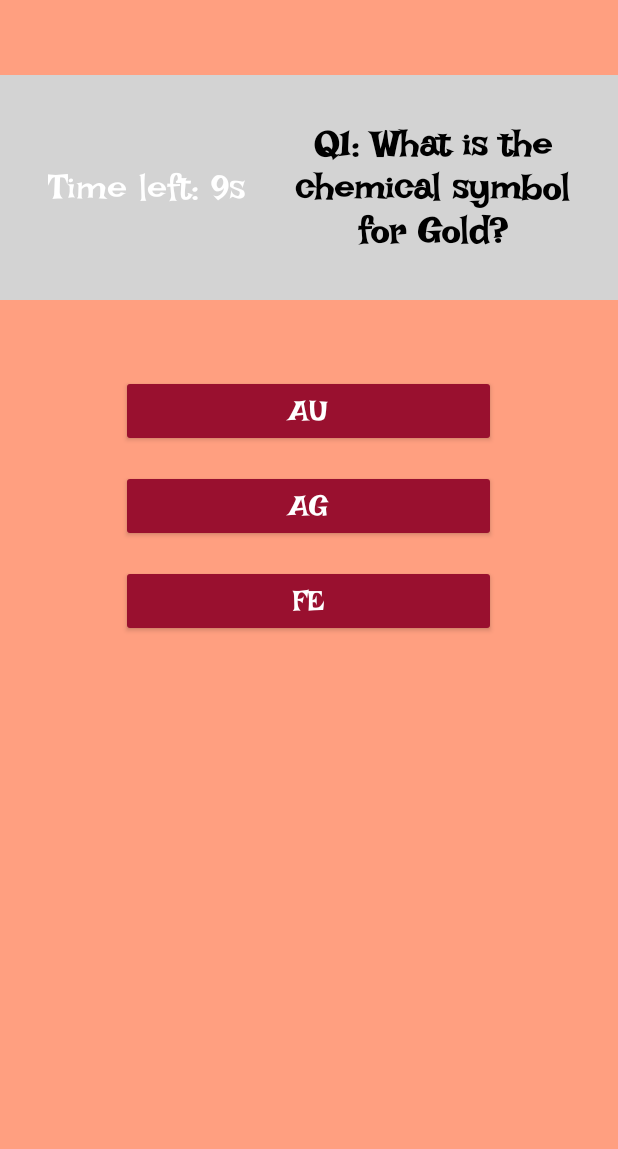
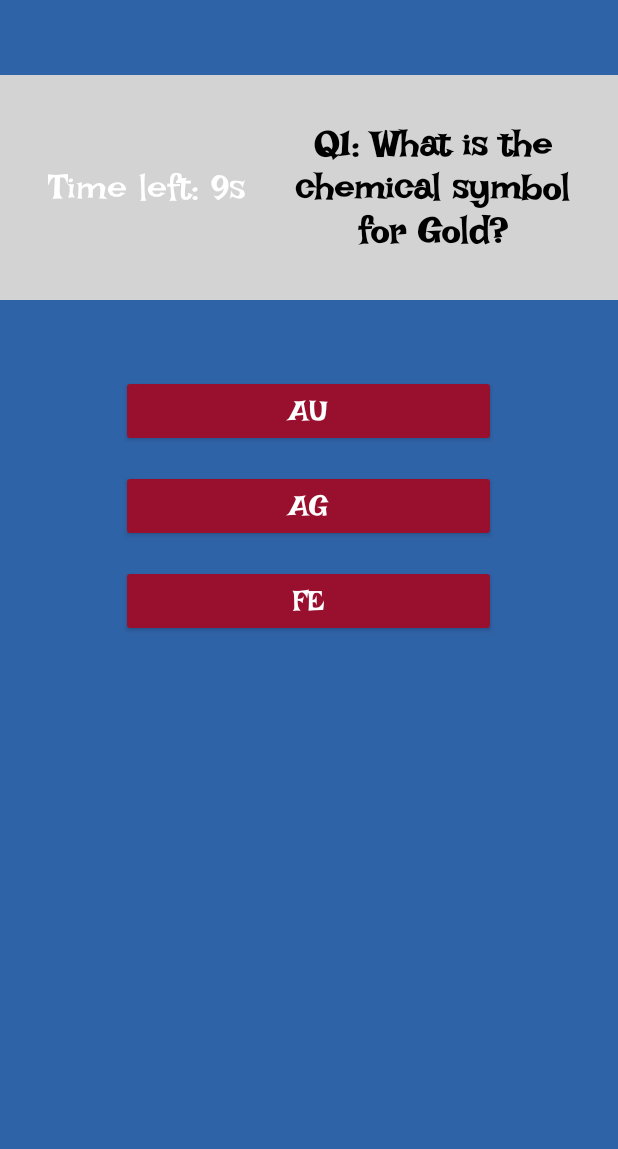
Before and after one commit to anurag-joshi11/quiz, an Android app built with Jetpack Compose: the QuizActivity screen opened directly, with no data from a screen before it, on a phone screen of 412 x 824 dp, the part 87-1236 px from its top. Run offline under Robolectric (Android 15) with nearby library versions, the phone set to English and light mode, and no system bars.

Commit message:
Update QuizActivity.kt
comments added

```diff
--- a/app/src/main/java/com/example/quizapp/QuizActivity.kt
+++ b/app/src/main/java/com/example/quizapp/QuizActivity.kt
@@ -140,7 +140,7 @@ class QuizActivity : ComponentActivity() {
 
     // Changes the background color dynamically to add variety to each question
     private fun changeBackgroundColor() {
-        val colors = arrayOf("#FF9F80", "#80FF99", "#80A6FF", "#FF80C2", "#FFE066")
+        val colors = arrayOf("#2F63A7", "#AEA052", "#126659", "#783E27", "#540833")
         val newColor = Color.parseColor(colors[questionIndex % colors.size]) // Cycle through colors
         val rootView = findViewById<View>(android.R.id.content) // Get root view
         rootView.setBackgroundColor(newColor) // Apply new background color
```
